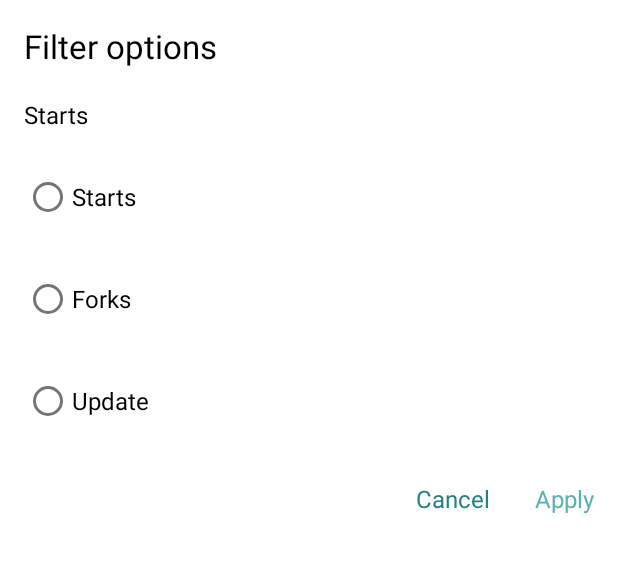
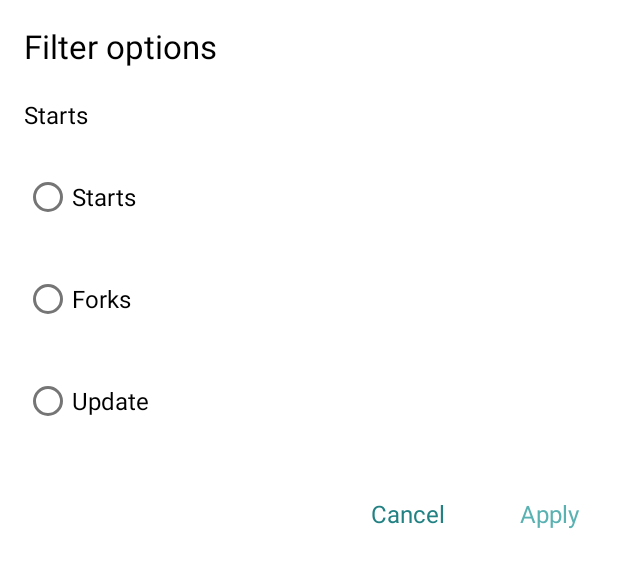
Before and after one commit to IgorResetic/github-task, an Android app: the layout layout_repo_filter.xml on its own in the app's theme, with its tools: preview values and no code run, on a phone screen of 412 x 824 dp. Shown: the top 568 px of the screen. Run offline under Robolectric (Android 15) with nearby library versions, the phone set to English and light mode, and no system bars; Roboto replaces fonts that are not available here.

Commit message:
Change toolbar and filter dialog button size

```diff
--- a/app/src/main/res/layout/layout_repo_filter.xml
+++ b/app/src/main/res/layout/layout_repo_filter.xml
@@ -75,6 +75,7 @@
             android:id="@+id/negative_button"
             android:layout_width="wrap_content"
             android:layout_height="wrap_content"
+            android:padding="10dp"
             android:text="Cancel"
             android:textSize="16sp"
             android:textColor="@color/colorPrimaryDark"
@@ -86,6 +87,7 @@
             android:id="@+id/positive_button"
             android:layout_width="wrap_content"
             android:layout_height="wrap_content"
+            android:padding="10dp"
             android:text="Apply"
             android:textSize="16sp"
             android:textColor="@color/colorPrimary"
--- a/app/src/main/res/values/dimens.xml
+++ b/app/src/main/res/values/dimens.xml
@@ -7,7 +7,7 @@
     <dimen name="padding_left">18dp</dimen>
 
     <dimen name="toolbar_height">55dp</dimen>
-    <dimen name="toolbar_item_margin">24dp</dimen>
+    <dimen name="toolbar_item_margin">26dp</dimen>
     <dimen name="default_margin">8dp</dimen>
 
     <dimen name="repo_detail_text_size">16sp</dimen>
```
